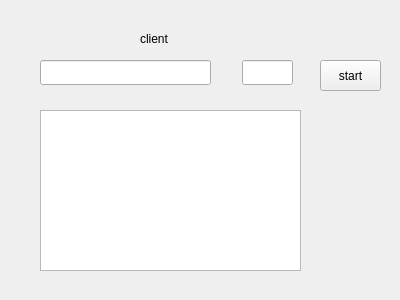
Above: Qt/cby_socket_project/myclient.ui from YFCbingyi/test_own before the change. Below: the same form after it.
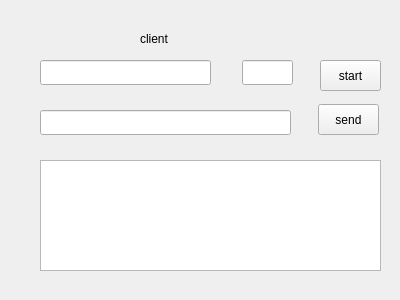
That is the form after the change.

```diff
--- a/Qt/cby_socket_project/myclient.ui
+++ b/Qt/cby_socket_project/myclient.ui
@@ -50,9 +50,9 @@
    <property name="geometry">
     <rect>
      <x>40</x>
-     <y>110</y>
-     <width>261</width>
-     <height>161</height>
+     <y>160</y>
+     <width>341</width>
+     <height>111</height>
     </rect>
    </property>
   </widget>
@@ -69,6 +69,29 @@
     <string>start</string>
    </property>
   </widget>
+  <widget class="QLineEdit" name="lineEdit">
+   <property name="geometry">
+    <rect>
+     <x>40</x>
+     <y>110</y>
+     <width>251</width>
+     <height>25</height>
+    </rect>
+   </property>
+  </widget>
+  <widget class="QPushButton" name="pushButton">
+   <property name="geometry">
+    <rect>
+     <x>318</x>
+     <y>104</y>
+     <width>61</width>
+     <height>31</height>
+    </rect>
+   </property>
+   <property name="text">
+    <string>send</string>
+   </property>
+  </widget>
  </widget>
  <resources/>
  <connections/>
```
